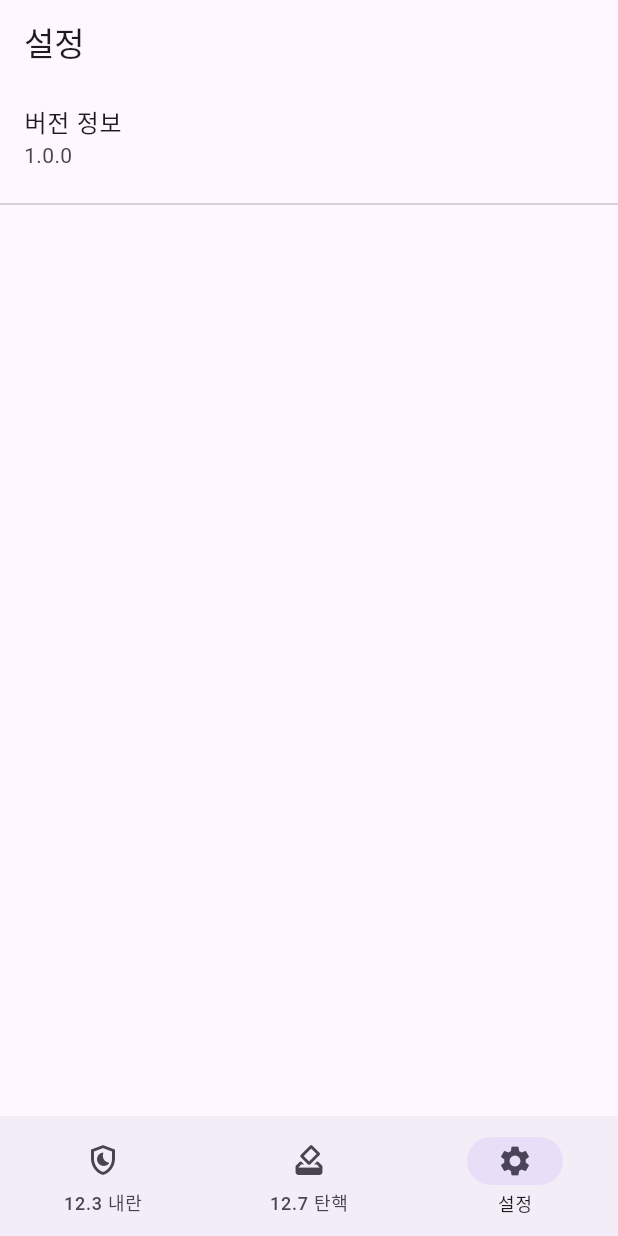
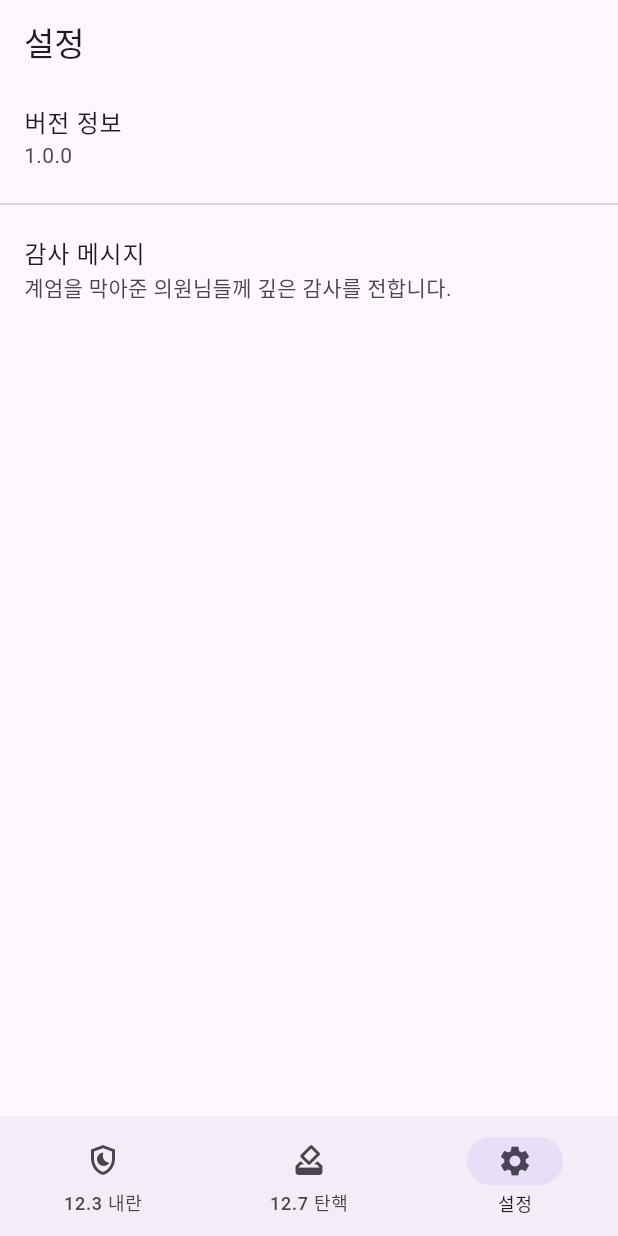
Before and after one commit to izowooi/fruit-combination, a Flutter app: the screen it shows after launch, item 3 of the bottom bar chosen, on a phone screen of 412 x 824 dp. Run offline on Flutter 3.47's test engine with Material 3 defaults, Android fonts, the phone set to English and light mode, and no system bars; our stand-ins replace flutter_riverpod, gap; missing offline and left inert: flutter_flip_card; project files that could hold a hidden picture were left out.

Commit message:
설정창에 메시지 추가

```diff
--- a/flutter_proj/lib/widget/settings_widget.dart
+++ b/flutter_proj/lib/widget/settings_widget.dart
@@ -2,12 +2,10 @@ import 'package:flutter/material.dart';
 import 'package:flutter_riverpod/flutter_riverpod.dart';
 
 class SettingsWidget extends ConsumerWidget {
-
   SettingsWidget({Key? key}) : super(key: key);
 
   @override
   Widget build(BuildContext context, WidgetRef ref) {
-
     return Scaffold(
       appBar: AppBar(
         title: const Text('설정'),
@@ -20,6 +18,12 @@ class SettingsWidget extends ConsumerWidget {
             subtitle: Text('1.0.0'),
           ),
           const Divider(),
+
+          // 감사 메시지
+          const ListTile(
+            title: Text('감사 메시지'),
+            subtitle: Text('계엄을 막아준 의원님들께 깊은 감사를 전합니다.'),
+          ),
         ],
       ),
     );
```
